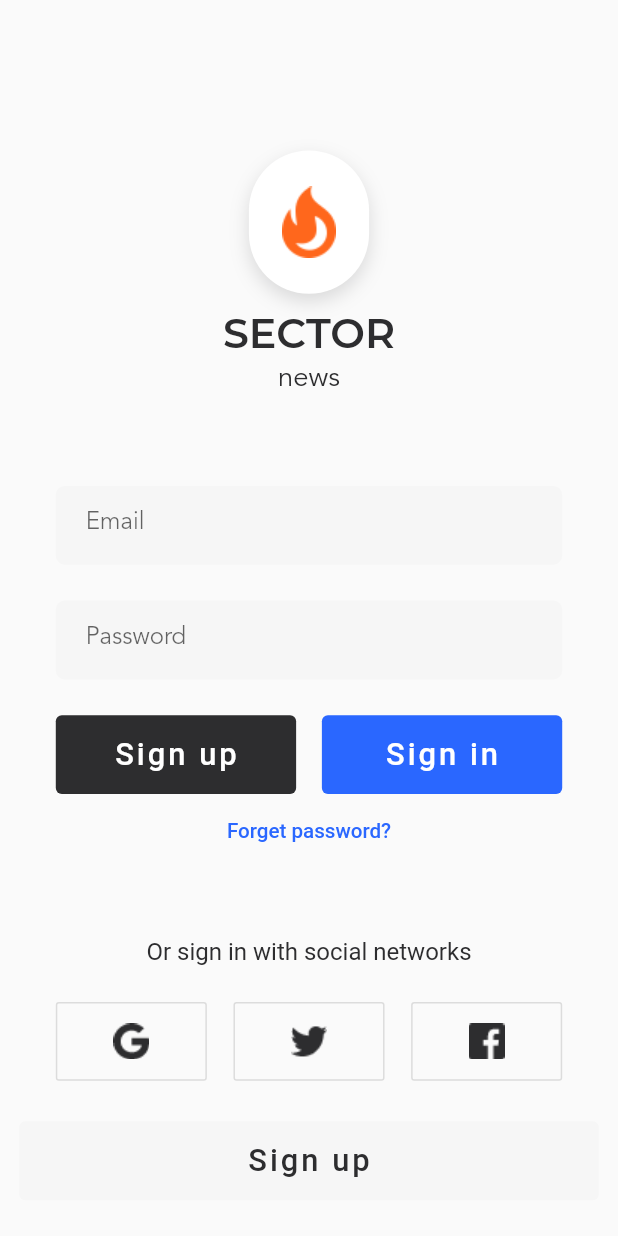
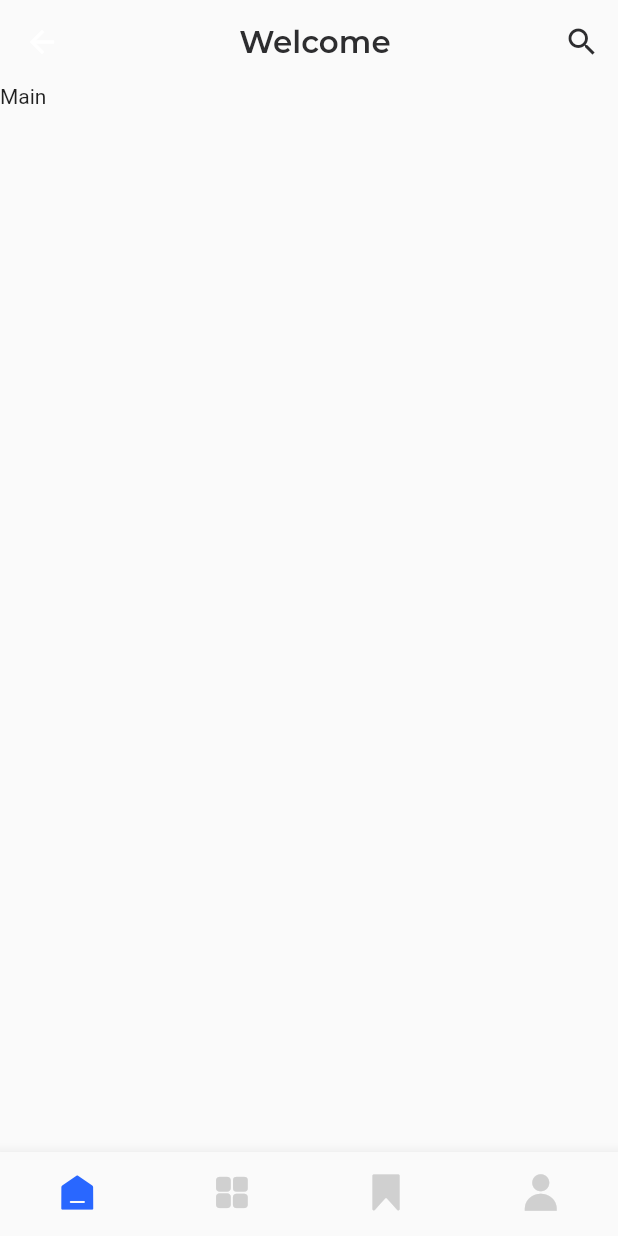
Before and after one commit to wentianyang/turn-page, a Flutter app: the SignInPage screen opened by its route, after a tap on "Sign in", on a phone screen of 412 x 824 dp. Run offline on Flutter 3.47's test engine with Material 2 defaults, Android fonts, the phone set to English and light mode, and no system bars; our stand-ins replace cookie_jar, dio, dio_cookie_manager, flutter_screenutil, fluttertoast, shared_preferences; accounts and stored records are empty; statements that could not run were skipped.

Commit message:
feat: UI主架构搭建

```diff
--- a/lib/common/values/colors.dart
+++ b/lib/common/values/colors.dart
@@ -25,4 +25,13 @@ class AppColors {
 
   /// 第三种控件-背景色 石墨色
   static const Color thirdElement = Color.fromARGB(255, 45, 45, 47);
+
+  /// 第三种控件-文本 浅灰色2
+  static const Color thirdElementText = Color.fromARGB(255, 141, 141, 142);
+
+  /// tabBar 默认颜色 灰色
+  static const Color tabBarElement = Color.fromARGB(255, 208, 208, 208);
+
+  /// tabCellSeparator 单元格底部分隔条 颜色
+  static const Color tabCellSeparator = Color.fromARGB(255, 230, 230, 231);
 }
--- /dev/null
+++ b/lib/routes/account/account.dart
@@ -0,0 +1,15 @@
+import 'package:flutter/material.dart';
+
+class AccountPage extends StatefulWidget {
+  @override
+  _AccountPageState createState() => _AccountPageState();
+}
+
+class _AccountPageState extends State<AccountPage> {
+  @override
+  Widget build(BuildContext context) {
+    return Container(
+      child: Text('Account'),
+    );
+  }
+}
--- /dev/null
+++ b/lib/routes/application/application.dart
@@ -0,0 +1,143 @@
+import 'package:flutter/material.dart';
+import 'package:turn_page/common/utils/iconfont.dart';
+import 'package:turn_page/common/utils/screen.dart';
+import 'package:turn_page/common/values/colors.dart';
+import 'package:turn_page/routes/account/account.dart';
+import 'package:turn_page/routes/bookmarks/Bookmarks.dart';
+import 'package:turn_page/routes/category/category.dart';
+import 'package:turn_page/routes/main/mian.dart';
+import 'package:turn_page/widgets/app.dart';
+
+class ApplicationPage extends StatefulWidget {
+  @override
+  _ApplicationPageState createState() => _ApplicationPageState();
+}
+
+class _ApplicationPageState extends State<ApplicationPage>
+    with SingleTickerProviderStateMixin {
+  // 当前tab页码
+  int _page = 0;
+  // tab页标题
+  final List<String> _tabTitles = [
+    'Welcome',
+    'Cagetory',
+    'Boolmarks',
+    'Account',
+  ];
+
+  // 底部导航item
+  final List<BottomNavigationBarItem> _bottomItems = <BottomNavigationBarItem>[
+    _buildBottomNavitem(Iconfont.home, "main"),
+    _buildBottomNavitem(Iconfont.grid, "category"),
+    _buildBottomNavitem(Iconfont.tag, "tag"),
+    _buildBottomNavitem(Iconfont.me, "my"),
+  ];
+
+  // 页控制器
+  PageController _pageController;
+
+  // tab栏动画
+  _handleNavBarTap(int page) {
+    _pageController.animateToPage(page,
+        duration: const Duration(milliseconds: 100), curve: Curves.easeInCubic);
+  }
+
+  // 页码切换
+  _handlePageChange(int page) {
+    setState(() {
+      this._page = page;
+    });
+  }
+
+  @override
+  void initState() {
+    super.initState();
+    _pageController = new PageController(initialPage: _page);
+  }
+
+  @override
+  void dispose() {
+    _pageController.dispose();
+    super.dispose();
+  }
+
+  static BottomNavigationBarItem _buildBottomNavitem(
+      IconData icon, String title) {
+    return new BottomNavigationBarItem(
+      icon: Icon(
+        icon,
+        color: AppColors.tabBarElement,
+      ),
+      activeIcon: Icon(
+        icon,
+        color: AppColors.secondaryElementText,
+      ),
+      title: Text(title),
+      backgroundColor: AppColors.primaryBackground,
+    );
+  }
+
+  // 标题栏
+  Widget _buildAppBar() {
+    return transparentAppbar(
+      context: context,
+      showBack: false,
+      titleView: Center(
+        child: Text(
+          _tabTitles[_page],
+          textAlign: TextAlign.center,
+          style: TextStyle(
+            color: AppColors.primaryText,
+            fontFamily: 'Montserrat',
+            fontSize: duSetFontSize(18.0),
+            fontWeight: FontWeight.w600,
+          ),
+        ),
+      ),
+      actions: <Widget>[
+        IconButton(
+            icon: Icon(
+              Icons.search,
+              color: AppColors.primaryText,
+            ),
+            onPressed: () {})
+      ],
+    );
+  }
+
+  // 内容页
+  Widget _buildPageView() {
+    return PageView(
+      physics: NeverScrollableScrollPhysics(),
+      controller: _pageController,
+      onPageChanged: _handlePageChange,
+      children: <Widget>[
+        MainPage(),
+        CategoryPage(),
+        BookmarksPage(),
+        AccountPage(),
+      ],
+    );
+  }
+
+  // 底部导航
+  Widget _buildBottomNavigationBar() {
+    return BottomNavigationBar(
+      items: _bottomItems,
+      currentIndex: _page,
+      type: BottomNavigationBarType.fixed,
+      onTap: _handleNavBarTap,
+      showSelectedLabels: false,
+      showUnselectedLabels: false,
+    );
+  }
+
+  @override
+  Widget build(BuildContext context) {
+    return Scaffold(
+      appBar: _buildAppBar(),
+      body: _buildPageView(),
+      bottomNavigationBar: _buildBottomNavigationBar(),
+    );
+  }
+}
--- /dev/null
+++ b/lib/routes/bookmarks/Bookmarks.dart
@@ -0,0 +1,15 @@
+import 'package:flutter/material.dart';
+
+class BookmarksPage extends StatefulWidget {
+  @override
+  _BookmarksPageState createState() => _BookmarksPageState();
+}
+
+class _BookmarksPageState extends State<BookmarksPage> {
+  @override
+  Widget build(BuildContext context) {
+    return Container(
+      child: Text('Bookmarks'),
+    );
+  }
+}
--- /dev/null
+++ b/lib/routes/category/category.dart
@@ -0,0 +1,15 @@
+import 'package:flutter/material.dart';
+
+class CategoryPage extends StatefulWidget {
+  @override
+  _CategoryPageState createState() => _CategoryPageState();
+}
+
+class _CategoryPageState extends State<CategoryPage> {
+  @override
+  Widget build(BuildContext context) {
+    return Container(
+      child: Text('Category'),
+    );
+  }
+}
--- /dev/null
+++ b/lib/routes/main/mian.dart
@@ -0,0 +1,15 @@
+import 'package:flutter/material.dart';
+
+class MainPage extends StatefulWidget {
+  @override
+  _MainPageState createState() => _MainPageState();
+}
+
+class _MainPageState extends State<MainPage> {
+  @override
+  Widget build(BuildContext context) {
+    return Container(
+      child: Text('Main'),
+    );
+  }
+}
--- a/lib/routes/routes.dart
+++ b/lib/routes/routes.dart
@@ -1,9 +1,11 @@
 import 'package:flutter/material.dart';
+import 'package:turn_page/routes/application/application.dart';
 import 'package:turn_page/routes/sign_in/sign_in.dart';
 import 'package:turn_page/routes/sign_up/sign_up.dart';
 
 /// 静态路由
 Map<String, WidgetBuilder> staticRoutes = {
-  "/sign-in": (context) => SignInPage(),
-  "/sign-up": (context) => SignUpPage(),
+  "/sign-in": (context) => SignInPage(), // 登录
+  "/sign-up": (context) => SignUpPage(), // 注册
+  "/app": (context) => ApplicationPage(), // 主页
 };
--- a/lib/routes/sign_in/sign_in.dart
+++ b/lib/routes/sign_in/sign_in.dart
@@ -26,6 +26,7 @@ class _SignInPageState extends State<SignInPage> {
 
   // 登录验证
   _handlerSignIn() async {
+    Navigator.pushNamed(context, "/app");
     // if (!duIsEmail(_emailController.value.text)) {
     //   toast(msg: "邮箱格式不正确...");
     //   return;
@@ -42,8 +43,8 @@ class _SignInPageState extends State<SignInPage> {
     // UserLoginResponseEntity response =
     //     await UserAPI.login(params: userRequestEntity);
     // Global.saveProfile(response);
-    var response = await NewsAPI.categories();
-    print("user login response ${response.length}");
+    // var response = await NewsAPI.categories();
+    // print("user login response ${response.length}");
   }
 
   // 注册跳转
--- a/lib/widgets/app.dart
+++ b/lib/widgets/app.dart
@@ -3,12 +3,17 @@ import 'package:flutter/material.dart';
 import 'package:turn_page/common/values/colors.dart';
 
 Widget transparentAppbar(
-    {@required BuildContext context, List<Widget> actions}) {
+    {@required BuildContext context,
+    String title,
+    Widget titleView,
+    bool showBack = true,
+    List<Widget> actions}) {
   return AppBar(
     backgroundColor: Colors.transparent,
-    title: Text(''),
+    title: titleView ?? Text(title),
     elevation: 0,
-    leading: IconButton(
+    leading: showBack
+        ? IconButton(
             icon: Icon(
               Icons.arrow_back,
               color: AppColors.primaryText,
@@ -16,7 +21,8 @@ Widget transparentAppbar(
             onPressed: () {
               Navigator.pop(context);
             },
-    ),
+          )
+        : null,
     actions: actions,
   );
 }
```
Lines whose indentation alone changed are shown as unchanged.
